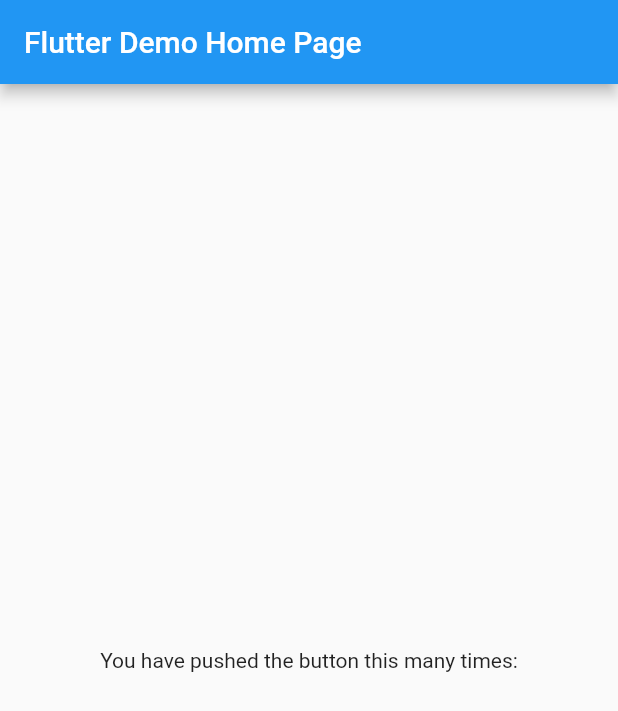
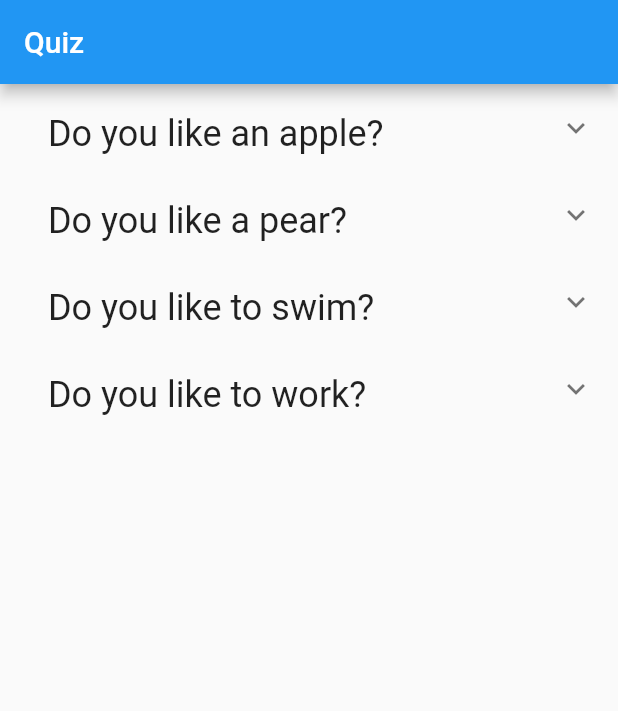
Before and after one commit to AndreyMolochko/Interrogation, a Flutter app: the screen it shows after launch, on a phone screen of 412 x 824 dp. Shown: the top 711 px of the screen. Run offline on Flutter 3.47's test engine with Material 2 defaults, Android fonts, the phone set to English and light mode, and no system bars.

Commit message:
show radio button question, but radiobuttons don't work + delete dropdown behaviour

```diff
--- a/interrogation/lib/main.dart
+++ b/interrogation/lib/main.dart
@@ -1,4 +1,5 @@
 import 'package:flutter/material.dart';
+import 'screens/questionsScreen.dart';
 
 void main() => runApp(MyApp());
 
@@ -6,42 +7,11 @@ class MyApp extends StatelessWidget {
   @override
   Widget build(BuildContext context) {
     return MaterialApp(
-      title: 'Flutter Demo',
+      title: 'Google Forms',
       theme: ThemeData(
         primarySwatch: Colors.blue,
       ),
-      home: MyHomePage(title: 'Flutter Demo Home Page'),
+      home: QuestionScreen(),
     );
   }
 }
-
-class MyHomePage extends StatefulWidget {
-  MyHomePage({Key key, this.title}) : super(key: key);
-
-  final String title;
-
-  @override
-  _MyHomePageState createState() => _MyHomePageState();
-}
-
-class _MyHomePageState extends State<MyHomePage> {
-
-  @override
-  Widget build(BuildContext context) {
-    return Scaffold(
-      appBar: AppBar(
-        title: Text(widget.title),
-      ),
-      body: Center(
-        child: Column(
-          mainAxisAlignment: MainAxisAlignment.center,
-          children: <Widget>[
-            Text(
-              'You have pushed the button this many times:',
-            ),
-          ],
-        ),
-      ),
-    );
-  }
-}
--- a/interrogation/lib/model/multiChoiceQuestion.dart
+++ b/interrogation/lib/model/multiChoiceQuestion.dart
@@ -3,9 +3,9 @@ import 'question.dart';
 class MultiChoiceQuestion extends Question{
   List<String> _selectedAnswers = new List();
 
-  MultiChoiceQuestion(String name, String type, List<String> answers) : super(name, type, answers);
+  MultiChoiceQuestion(String name, List<String> answers) : super(name, answers);
 
-  MultiChoiceQuestion.withId(int id, String name, String type, List<String> answers) : super.withId(id, name, type, answers);
+  MultiChoiceQuestion.withId(int id, String name, List<String> answers) : super.withId(id, name, answers);
 
   List<String> get selectedAnswers => _selectedAnswers;
 
--- a/interrogation/lib/model/question.dart
+++ b/interrogation/lib/model/question.dart
@@ -3,12 +3,11 @@
 abstract class Question{
   int _id;
   String _name;
-  String _type;
   List<String> _answers = new List();
 
-  Question(this._name, this._type, this._answers);
+  Question(this._name, this._answers);
 
-  Question.withId(this._id, this._name, this._type, this._answers);
+  Question.withId(this._id, this._name, this._answers);
 
   int get id => _id;
 
@@ -17,12 +16,6 @@ abstract class Question{
   }
 
   String get name => _name;
-
-  String get type => _type;
-
-  set type(String value) {
-    _type = value;
-  }
 
   set name(String value) {
     _name = value;
--- a/interrogation/lib/model/singleChoiceQuestion.dart
+++ b/interrogation/lib/model/singleChoiceQuestion.dart
@@ -3,11 +3,11 @@ import 'question.dart';
 class SingleChoiceQuestion extends Question{
   String answer;
 
-  SingleChoiceQuestion(String name, String type, List<String> answers) : super(name, type,
+  SingleChoiceQuestion(String name, List<String> answers) : super(name,
       answers);
 
-  SingleChoiceQuestion.withId(int id, String name, String type, List<String> answers) : super
-    .withId(id, name, type, answers);
+  SingleChoiceQuestion.withId(int id, String name,  List<String> answers) : super
+    .withId(id, name,  answers);
 
   String get rightAnswer => answer;
 
--- a/interrogation/lib/model/textQuestion.dart
+++ b/interrogation/lib/model/textQuestion.dart
@@ -3,11 +3,11 @@ import 'question.dart';
 class TextQuestion extends Question{
   String _textAnswer;
 
-  TextQuestion(String name, String type, List<String> answers) : super(name, type,
+  TextQuestion(String name, List<String> answers) : super(name,
       answers);
 
-  TextQuestion.withId(int id, String name, String type, List<String> answers) : super
-    .withId(id, name, type, answers);
+  TextQuestion.withId(int id, String name, List<String> answers) : super
+    .withId(id, name, answers);
 
   String get textAnswer => _textAnswer;
 
--- a/interrogation/lib/screens/questionsScreen.dart
+++ b/interrogation/lib/screens/questionsScreen.dart
@@ -0,0 +1,77 @@
+import 'package:flutter/material.dart';
+import 'package:interrogation/model/question.dart';
+import 'package:interrogation/testData.dart';
+
+class QuestionScreen extends StatefulWidget {
+  @override
+  _QuestionScreenState createState() => _QuestionScreenState();
+}
+
+class _QuestionScreenState extends State<QuestionScreen> {
+  List<Question> _listQuestions = new List();
+
+  _QuestionScreenState() {
+    TestData testData = new TestData();
+    _listQuestions = testData.questions;
+  }
+
+  @override
+  Widget build(BuildContext context) {
+    return Scaffold(
+        appBar: AppBar(
+          title: Text("Quiz"),
+        ),
+        body: _listView());
+  }
+
+  Widget _listView() {
+    return ListView.builder(
+      itemBuilder: (BuildContext context, int position) {
+        return _itemListView(_listQuestions[position]);
+      },
+      itemCount: _listQuestions.length,
+    );
+  }
+
+  Widget _itemListView(Question question) {
+    return Column(
+      children: <Widget>[
+        ExpansionTile(
+          title: Padding(
+            padding: const EdgeInsets.only(left: 16.0, top: 8.0),
+            child:
+                new Text(question.name, style: new TextStyle(fontSize: 24.0)),
+          ),
+          children: <Widget>[
+            Row(children: <Widget>[
+              new Column(
+                  crossAxisAlignment: CrossAxisAlignment.start,
+                  children: _getAnswers(question)),
+            ]),
+          ],
+        ),
+      ],
+    );
+  }
+
+  _getAnswers(Question question) {
+    List<Widget> answers = new List();
+
+    for (int i = 0; i < question.answers.length; i++) {
+      answers.add(Padding(
+        padding: const EdgeInsets.only(left:16.0, top: 8.0),
+        child: Row(
+          children: <Widget>[
+            new Radio(value: 1,groupValue: "privet",),
+            new Text(
+              question.answers[i],
+              style: new TextStyle(fontSize: 18.0),
+            ),
+          ],
+        ),
+      ));
+    }
+
+    return answers;
+  }
+}
--- a/interrogation/lib/testData.dart
+++ b/interrogation/lib/testData.dart
@@ -0,0 +1,26 @@
+import 'model/multiChoiceQuestion.dart';
+import 'model/question.dart';
+import 'model/singleChoiceQuestion.dart';
+import 'model/textQuestion.dart';
+
+class TestData{
+  List<Question>questions = new List();
+
+  TestData(){
+    _initData();
+  }
+
+  void _initData(){
+    questions.add(new SingleChoiceQuestion("Do you like an apple?",["yes","no"
+    ]));
+    questions.add(new SingleChoiceQuestion("Do you like a pear?",["yes","no"
+    ]));
+    questions.add(new SingleChoiceQuestion("Do you like to swim?",["yes","no"
+    ]));
+    questions.add(new SingleChoiceQuestion("Do you like to work?",["yes","no",
+    "almost"
+    ]));
+  }
+
+
+}
```
Also changed, not shown: 1 other file.
